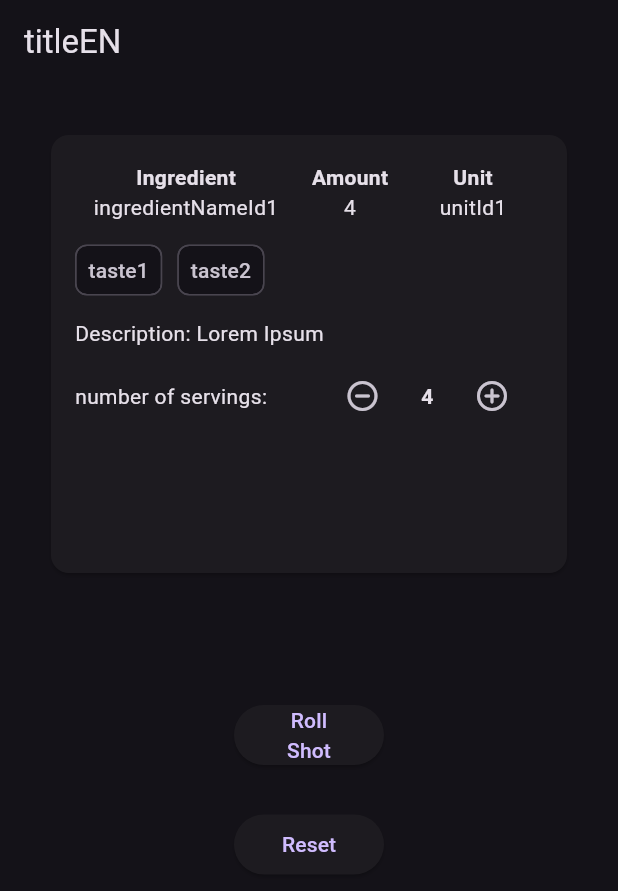
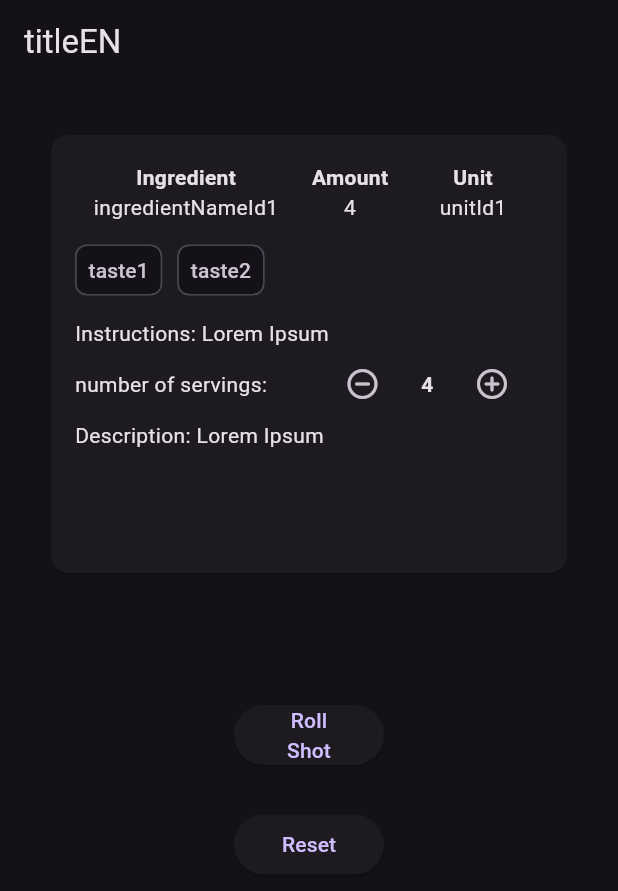
Before and after one commit to fildogan/shot_roulette, a Flutter app: the screen it shows after launch, after a tap on "Roll Shot", after a tap on the "remove circle outline" icon, after a tap on the "add circle outline" icon, on a phone screen of 412 x 824 dp. Shown: the top 891 px of the screen. Run offline on Flutter 3.47's test engine with Material 3 defaults, Android fonts, the light colour scheme and no system bars; our stand-ins replace bloc, flutter_bloc, freezed_annotation, injectable.

Commit message:
Extract number of servings row widget

```diff
--- a/lib/features/roll_shot/roll_shot_page.dart
+++ b/lib/features/roll_shot/roll_shot_page.dart
@@ -3,6 +3,7 @@ import 'package:flutter_bloc/flutter_bloc.dart';
 import 'package:shot_roulette/features/roll_shot/cubit/roll_shot_cubit.dart';
 import 'package:shot_roulette/features/roll_shot/widgets/ingredient_amount.dart';
 import 'package:shot_roulette/features/roll_shot/widgets/ingredient_table_header.dart';
+import 'package:shot_roulette/features/roll_shot/widgets/number_of_servings_row.dart';
 
 class RollShotPage extends StatelessWidget {
   const RollShotPage({super.key});
@@ -104,46 +105,19 @@ class RollShotPage extends StatelessWidget {
                                   const Padding(
                                     padding:
                                         EdgeInsets.symmetric(horizontal: 8.0),
-                                    child: Text('Description: Lorem Ipsum'),
-                                  ),
-                                  const SizedBox(
-                                    height: 8,
+                                    child: Text('Instructions: Lorem Ipsum'),
                                   ),
                                   Padding(
                                     padding: const EdgeInsets.symmetric(
                                         horizontal: 8.0),
-                                    child: Row(
-                                      children: [
-                                        const Text('number of servings:'),
-                                        const Spacer(),
-                                        IconButton(
-                                          onPressed: () {
-                                            context
-                                                .read<RollShotCubit>()
-                                                .decreaseNumberOfServings();
-                                          },
-                                          icon: const Icon(Icons
-                                              .remove_circle_outline_rounded),
-                                        ),
-                                        const SizedBox(width: 15),
-                                        Text(
-                                          state.numberOfServings.toString(),
-                                          style: const TextStyle(
-                                              fontWeight: FontWeight.bold),
-                                        ),
-                                        const SizedBox(width: 15),
-                                        IconButton(
-                                          onPressed: () {
-                                            context
-                                                .read<RollShotCubit>()
-                                                .increaseNumberOfServings();
-                                          },
-                                          icon: const Icon(
-                                              Icons.add_circle_outline_rounded),
-                                        ),
-                                        const SizedBox(width: 10),
-                                      ],
+                                    child: NumberOfServingsRow(
+                                      state: state,
                                     ),
+                                  ),
+                                  const Padding(
+                                    padding:
+                                        EdgeInsets.symmetric(horizontal: 8.0),
+                                    child: Text('Description: Lorem Ipsum'),
                                   ),
                                 ],
                               ),
--- /dev/null
+++ b/lib/features/roll_shot/widgets/number_of_servings_row.dart
@@ -0,0 +1,41 @@
+import 'package:flutter/material.dart';
+import 'package:flutter_bloc/flutter_bloc.dart';
+import 'package:shot_roulette/features/roll_shot/cubit/roll_shot_cubit.dart';
+
+class NumberOfServingsRow extends StatelessWidget {
+  const NumberOfServingsRow({
+    super.key,
+    required this.state,
+  });
+
+  final RollShotState state;
+
+  @override
+  Widget build(BuildContext context) {
+    return Row(
+      children: [
+        const Text('number of servings:'),
+        const Spacer(),
+        IconButton(
+          onPressed: () {
+            context.read<RollShotCubit>().decreaseNumberOfServings();
+          },
+          icon: const Icon(Icons.remove_circle_outline_rounded),
+        ),
+        const SizedBox(width: 15),
+        Text(
+          state.numberOfServings.toString(),
+          style: const TextStyle(fontWeight: FontWeight.bold),
+        ),
+        const SizedBox(width: 15),
+        IconButton(
+          onPressed: () {
+            context.read<RollShotCubit>().increaseNumberOfServings();
+          },
+          icon: const Icon(Icons.add_circle_outline_rounded),
+        ),
+        const SizedBox(width: 10),
+      ],
+    );
+  }
+}
```
